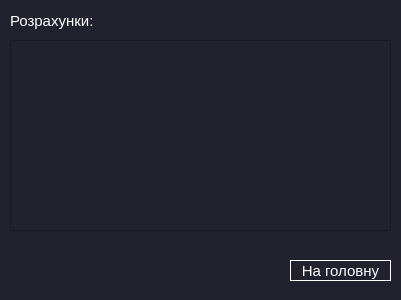
This is resultViushka.ui in NonExistentUsername/proctica as Qt 5 draws it before an edit. The edited form follows.
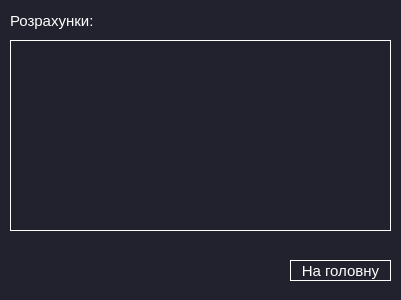
This is the edited form.

Diff of the .ui file:
```diff
--- a/resultViushka.ui
+++ b/resultViushka.ui
@@ -73,6 +73,12 @@
      <height>191</height>
     </rect>
    </property>
+   <property name="sizePolicy">
+    <sizepolicy hsizetype="Preferred" vsizetype="Preferred">
+     <horstretch>0</horstretch>
+     <verstretch>0</verstretch>
+    </sizepolicy>
+   </property>
    <property name="minimumSize">
     <size>
      <width>150</width>
@@ -81,10 +87,11 @@
    </property>
    <property name="styleSheet">
     <string notr="true">border-color: rgb(255, 255, 255);
-color:white;</string>
+color:white;
+border:1px solid white;</string>
    </property>
    <property name="sizeAdjustPolicy">
-    <enum>QAbstractScrollArea::AdjustIgnored</enum>
+    <enum>QAbstractScrollArea::AdjustToContents</enum>
    </property>
   </widget>
  </widget>
```
